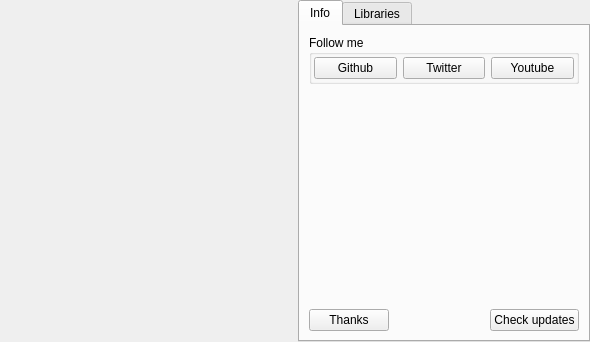
This is xaboutwidget.ui in horsicq/XAboutWidget as Qt 5 draws it before an edit. The edited form follows.
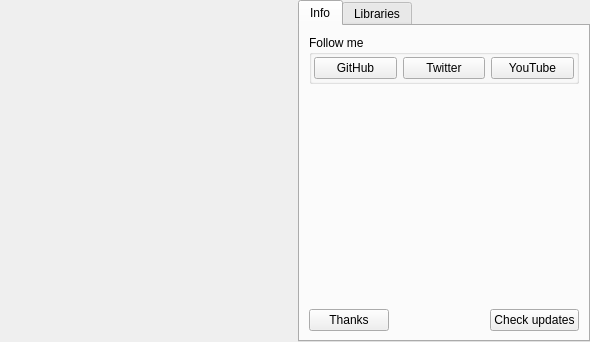
This is the edited form.

Diff of the .ui file:
```diff
--- a/xaboutwidget.ui
+++ b/xaboutwidget.ui
@@ -85,7 +85,7 @@
           <item>
            <widget class="QPushButton" name="pushButtonFollowGithub">
             <property name="text">
-             <string notr="true">Github</string>
+             <string notr="true">GitHub</string>
             </property>
            </widget>
           </item>
@@ -99,7 +99,7 @@
           <item>
            <widget class="QPushButton" name="pushButtonFollowYoutube">
             <property name="text">
-             <string notr="true">Youtube</string>
+             <string notr="true">YouTube</string>
             </property>
            </widget>
           </item>
```
